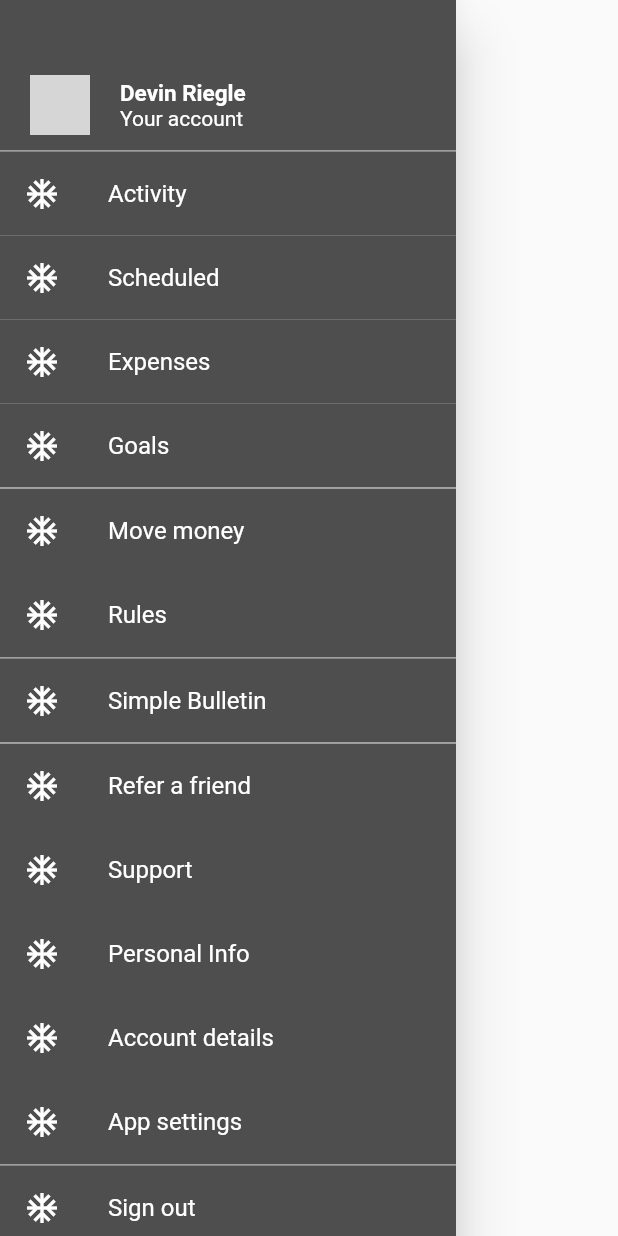
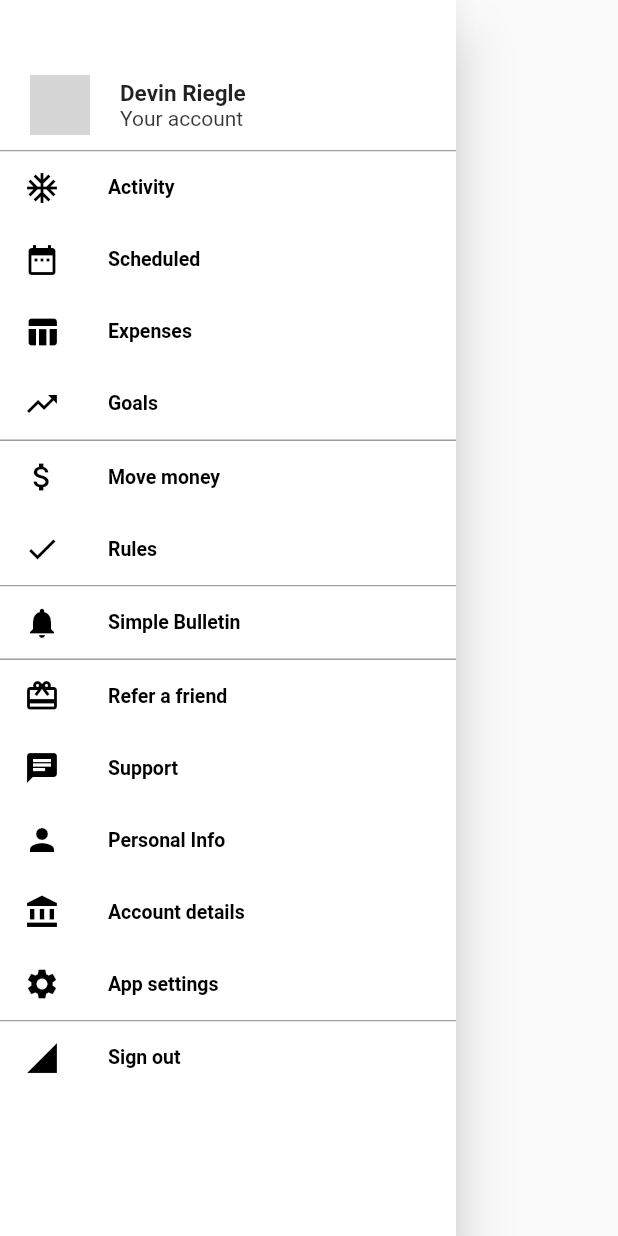
Before and after one commit to deriegle/flutter-simple-bank-clone, a Flutter app: the AppDrawer widget shown alone on an empty page, opened directly, on a phone screen of 412 x 824 dp. Run offline on Flutter 3.47's test engine with Material 2 defaults, Android fonts, the phone set to English and light mode, and no system bars; network calls fail; grey boxes are pictures that could not be loaded.

Commit message:
fix icons

```diff
--- a/lib/main.dart
+++ b/lib/main.dart
@@ -15,11 +15,13 @@ class MyApp extends StatelessWidget {
 }
 
 class AppDrawer extends StatelessWidget {
-  get backgroundColor => Colors.black.withAlpha(175);
+  get backgroundColor => Colors.white;
 
   @override
   Widget build(BuildContext context) {
     return Drawer(
+      child: Container(
+        color: backgroundColor,
         child: ListView(
           padding: EdgeInsets.zero,
           children: <Widget>[
@@ -41,11 +43,10 @@ class AppDrawer extends StatelessWidget {
                         'Devin Riegle',
                         style: TextStyle(
                           fontSize: 15,
-                        color: Colors.white,
                           fontWeight: FontWeight.bold,
                         ),
                       ),
-                    Text('Your account', style: TextStyle(color: Colors.white)),
+                      Text('Your account', style: TextStyle(color: Colors.black.withAlpha(200))),
                     ],
                   ),
                 ],
@@ -56,23 +57,26 @@ class AppDrawer extends StatelessWidget {
               ),
             ),
             _buildDrawerItem(icon: Icons.ac_unit, title: 'Activity', onPressed: () {}),
-          _buildDrawerItem(icon: Icons.ac_unit, title: 'Scheduled', onPressed: () {}),
-          _buildDrawerItem(icon: Icons.ac_unit, title: 'Expenses', onPressed: () {}),
-          _buildDrawerItem(icon: Icons.ac_unit, title: 'Goals', onPressed: () {}),
+            _buildDrawerItem(icon: Icons.date_range, title: 'Scheduled', onPressed: () {}),
+            _buildDrawerItem(icon: Icons.table_chart, title: 'Expenses', onPressed: () {}),
+            _buildDrawerItem(icon: Icons.trending_up, title: 'Goals', onPressed: () {}),
             Container(height: 1, color: Colors.grey),
-          _buildDrawerItem(icon: Icons.ac_unit, title: 'Move money', onPressed: () {}),
-          _buildDrawerItem(icon: Icons.ac_unit, title: 'Rules', onPressed: () {}),
+            _buildDrawerItem(icon: Icons.attach_money, title: 'Move money', onPressed: () {}),
+            _buildDrawerItem(icon: Icons.check, title: 'Rules', onPressed: () {}),
             Container(height: 1, color: Colors.grey),
-          _buildDrawerItem(icon: Icons.ac_unit, title: 'Simple Bulletin', onPressed: () {}),
+            _buildDrawerItem(icon: Icons.notifications, title: 'Simple Bulletin', onPressed: () {}),
             Container(height: 1, color: Colors.grey),
-          _buildDrawerItem(icon: Icons.ac_unit, title: 'Refer a friend', onPressed: () {}),
-          _buildDrawerItem(icon: Icons.ac_unit, title: 'Support', onPressed: () {}),
-          _buildDrawerItem(icon: Icons.ac_unit, title: 'Personal Info', onPressed: () {}),
-          _buildDrawerItem(icon: Icons.ac_unit, title: 'Account details', onPressed: () {}),
-          _buildDrawerItem(icon: Icons.ac_unit, title: 'App settings', onPressed: () {}),
+            _buildDrawerItem(icon: Icons.card_giftcard, title: 'Refer a friend', onPressed: () {}),
+            _buildDrawerItem(icon: Icons.chat, title: 'Support', onPressed: () {}),
+            _buildDrawerItem(icon: Icons.person, title: 'Personal Info', onPressed: () {}),
+            _buildDrawerItem(
+                icon: Icons.account_balance, title: 'Account details', onPressed: () {}),
+            _buildDrawerItem(icon: Icons.settings, title: 'App settings', onPressed: () {}),
             Container(height: 1, color: Colors.grey),
-          _buildDrawerItem(icon: Icons.ac_unit, title: 'Sign out', onPressed: () {}),
+            _buildDrawerItem(
+                icon: Icons.signal_cellular_4_bar, title: 'Sign out', onPressed: () {}),
           ],
+        ),
       ),
     );
   }
@@ -85,8 +89,10 @@ class AppDrawer extends StatelessWidget {
     return Container(
       color: backgroundColor,
       child: ListTile(
-        leading: Icon(icon, color: Colors.white),
-        title: Text(title, style: TextStyle(color: Colors.white)),
+        leading: Icon(icon, color: Colors.black),
+        title: Text(title, style: TextStyle(color: Colors.black, fontWeight: FontWeight.bold)),
+        selected: false,
+        dense: true,
         onTap: onPressed,
       ),
     );
```
Lines whose indentation alone changed are shown as unchanged.
